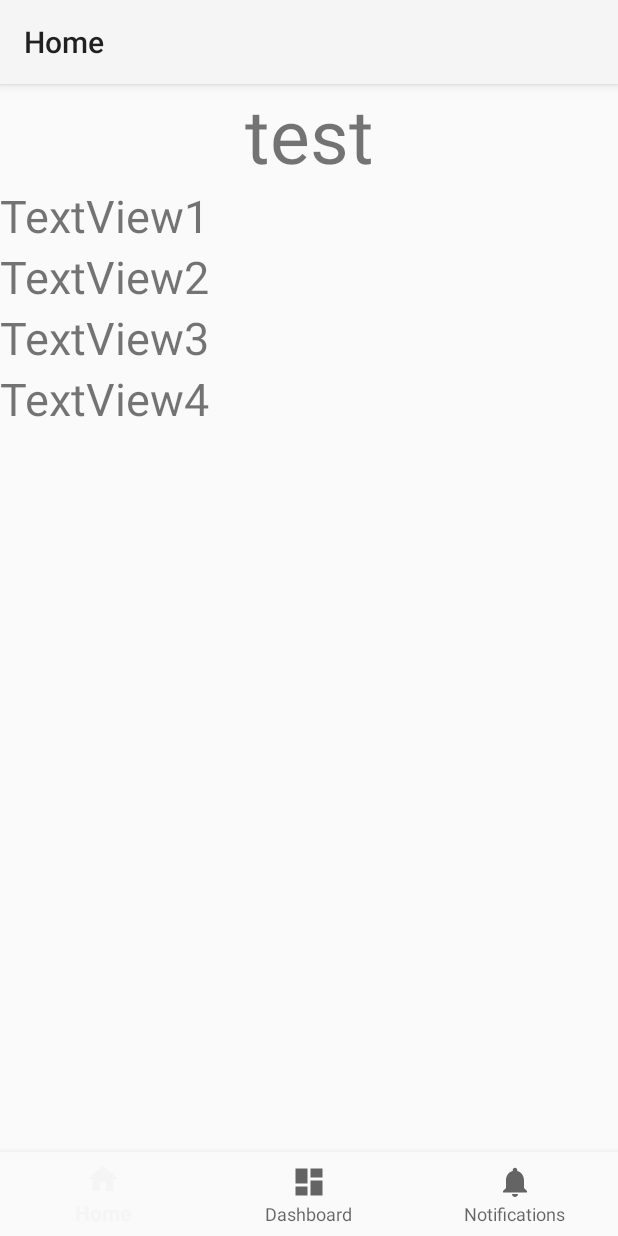
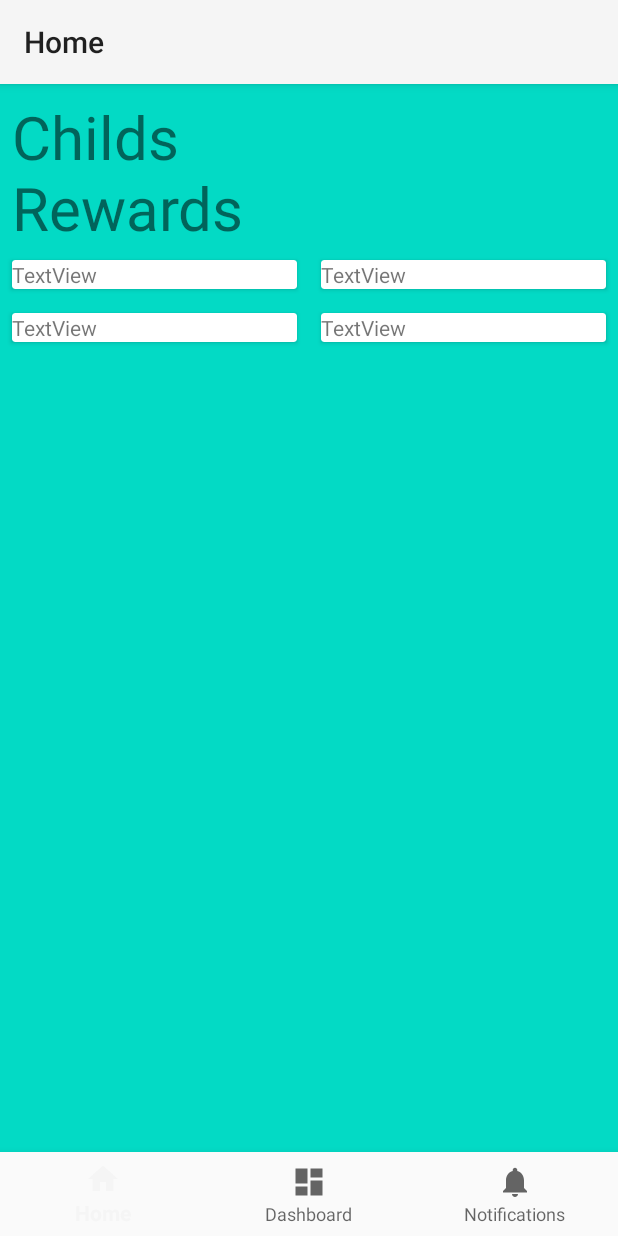
Before and after one commit to Lemci0/MobileApp, an Android app: the screen it shows after launch (MainActivity), on a phone screen of 412 x 824 dp. Run offline under Robolectric (Android 15) with nearby library versions, the phone set to English and light mode, and no system bars; our stand-ins replace navigation-ui.

Commit message:
grid layout and card view

```diff
--- a/LMS/app/build.gradle
+++ b/LMS/app/build.gradle
@@ -44,6 +44,7 @@ dependencies {
     implementation 'androidx.lifecycle:lifecycle-viewmodel-ktx:2.3.1'
     implementation 'androidx.navigation:navigation-fragment-ktx:2.3.5'
     implementation 'androidx.navigation:navigation-ui-ktx:2.3.5'
+    implementation 'androidx.gridlayout:gridlayout:1.0.0'
     testImplementation 'junit:junit:4.13.2'
     androidTestImplementation 'androidx.test.ext:junit:1.1.3'
     androidTestImplementation 'androidx.test.espresso:espresso-core:3.4.0'
--- a/LMS/app/src/main/res/layout/fragment_home.xml
+++ b/LMS/app/src/main/res/layout/fragment_home.xml
@@ -4,55 +4,88 @@
     xmlns:tools="http://schemas.android.com/tools"
     android:layout_width="match_parent"
     android:layout_height="match_parent"
+    android:background="@color/teal_200"
     tools:context=".ui.home.HomeFragment">
 
     <TextView
         android:id="@+id/text_home"
-        android:layout_width="match_parent"
+        android:layout_width="wrap_content"
         android:layout_height="wrap_content"
-        android:text="test"
-        android:textAlignment="center"
-        android:textSize="50sp"
-        app:layout_constraintTop_toTopOf="parent"
-        tools:layout_editor_absoluteX="0dp" />
+        android:layout_marginStart="@dimen/margin_small"
+        android:layout_marginTop="@dimen/margin_small"
+        android:text="@string/childs_rewards"
+        android:textSize="@dimen/textSize_h1"
+        app:layout_constraintStart_toStartOf="parent"
+        app:layout_constraintTop_toTopOf="parent" />
 
-    <LinearLayout
-        android:id="@+id/linearLayout"
+    <androidx.gridlayout.widget.GridLayout
         android:layout_width="0dp"
         android:layout_height="0dp"
-        android:orientation="vertical"
         app:layout_constraintBottom_toBottomOf="parent"
         app:layout_constraintEnd_toEndOf="parent"
         app:layout_constraintStart_toStartOf="parent"
-        app:layout_constraintTop_toBottomOf="@id/text_home">
+        app:layout_constraintTop_toBottomOf="@+id/text_home"
+        app:columnCount="2">
+
+        <androidx.cardview.widget.CardView
+            android:layout_width="0dp"
+            android:layout_height="wrap_content"
+            android:layout_margin="@dimen/margin_small"
+            app:layout_columnWeight="1"
+            app:layout_column="0"
+            app:layout_row="0">
 
             <TextView
-            android:id="@+id/textView1"
+                android:id="@+id/textView"
                 android:layout_width="wrap_content"
                 android:layout_height="wrap_content"
-            android:text="TextView1"
-            android:textSize="30sp"/>
+                android:text="TextView" />
+        </androidx.cardview.widget.CardView>
+
+        <androidx.cardview.widget.CardView
+            android:layout_width="0dp"
+            android:layout_height="wrap_content"
+            android:layout_margin="@dimen/margin_small"
+            app:layout_columnWeight="1"
+            app:layout_column="1"
+            app:layout_row="0">
 
             <TextView
                 android:id="@+id/textView2"
                 android:layout_width="wrap_content"
                 android:layout_height="wrap_content"
-            android:text="TextView2"
-            android:textSize="30sp"/>
+                android:text="TextView" />
+        </androidx.cardview.widget.CardView>
+
+        <androidx.cardview.widget.CardView
+            android:layout_width="0dp"
+            android:layout_height="wrap_content"
+            android:layout_margin="@dimen/margin_small"
+            app:layout_columnWeight="1"
+            app:layout_column="0"
+            app:layout_row="1">
 
             <TextView
                 android:id="@+id/textView3"
                 android:layout_width="wrap_content"
                 android:layout_height="wrap_content"
-            android:text="TextView3"
-            android:textSize="30sp"/>
+                android:text="TextView" />
+        </androidx.cardview.widget.CardView>
+
+        <androidx.cardview.widget.CardView
+            android:layout_width="0dp"
+            android:layout_height="wrap_content"
+            android:layout_margin="@dimen/margin_small"
+            app:layout_columnWeight="1"
+            app:layout_column="1"
+            app:layout_row="1">
 
             <TextView
                 android:id="@+id/textView4"
                 android:layout_width="wrap_content"
                 android:layout_height="wrap_content"
-            android:text="TextView4"
-            android:textSize="30sp"/>
-    </LinearLayout>
+                android:text="TextView" />
+        </androidx.cardview.widget.CardView>
+    </androidx.gridlayout.widget.GridLayout>
 
 </androidx.constraintlayout.widget.ConstraintLayout>
--- a/LMS/app/src/main/res/values/dimens.xml
+++ b/LMS/app/src/main/res/values/dimens.xml
@@ -2,4 +2,8 @@
     <!-- Default screen margins, per the Android Design guidelines. -->
     <dimen name="activity_horizontal_margin">16dp</dimen>
     <dimen name="activity_vertical_margin">16dp</dimen>
+    <dimen name="textSize_h1">40sp</dimen>
+    <dimen name="textSize_h2">30sp</dimen>
+    <dimen name="textSize_h3">20sp</dimen>
+    <dimen name="margin_small">8dp</dimen>
 </resources>
--- a/LMS/app/src/main/res/values/strings.xml
+++ b/LMS/app/src/main/res/values/strings.xml
@@ -3,4 +3,5 @@
     <string name="title_home">Home</string>
     <string name="title_dashboard">Dashboard</string>
     <string name="title_notifications">Notifications</string>
+    <string name="childs_rewards">Childs\nRewards</string>
 </resources>
```
Lines whose indentation alone changed are shown as unchanged.
